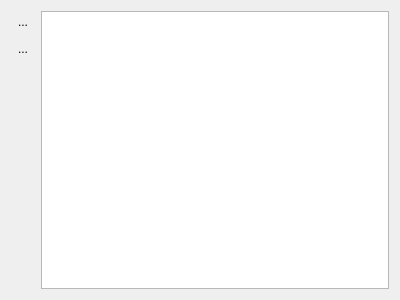
First picture: the form in src/searchfieldsdialog.ui, repository boussouira/moltaqa, before the edit.
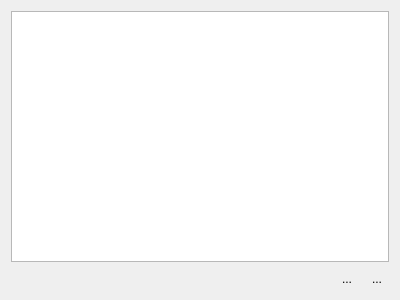
Second picture: the form after the edit. Icons and pictures are not drawn.

Commit message: Use vertical layout

```diff
--- a/src/searchfieldsdialog.ui
+++ b/src/searchfieldsdialog.ui
@@ -16,12 +16,12 @@
   <property name="layoutDirection">
    <enum>Qt::RightToLeft</enum>
   </property>
-  <layout class="QHBoxLayout" name="horizontalLayout">
+  <layout class="QVBoxLayout" name="verticalLayout">
    <item>
     <widget class="QListWidget" name="listWidget"/>
    </item>
    <item>
-    <layout class="QVBoxLayout" name="verticalLayout">
+    <layout class="QHBoxLayout" name="horizontalLayout">
      <item>
       <widget class="QToolButton" name="toolEdit">
        <property name="text">
@@ -63,14 +63,14 @@
       </widget>
      </item>
      <item>
-      <spacer name="verticalSpacer">
+      <spacer name="horizontalSpacer">
        <property name="orientation">
-        <enum>Qt::Vertical</enum>
+        <enum>Qt::Horizontal</enum>
        </property>
        <property name="sizeHint" stdset="0">
         <size>
-         <width>20</width>
-         <height>40</height>
+         <width>40</width>
+         <height>20</height>
         </size>
        </property>
       </spacer>
```
